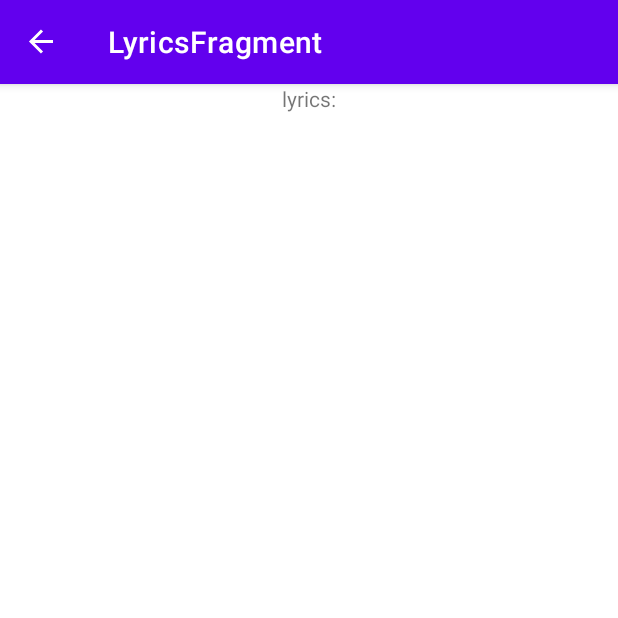
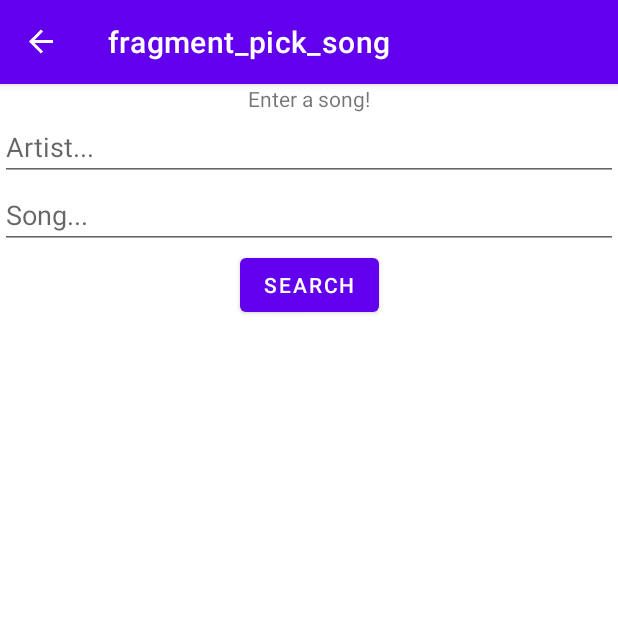
Before and after one commit to yseko789/TranslatedSongs, an Android app: the screen it shows after launch (MainActivity), after a tap on "PICK A SONG", on a phone screen of 412 x 824 dp, the top half of it. Run offline under Robolectric (Android 15) with nearby library versions, the phone set to English and light mode, and no system bars; our stand-ins replace data binding, navigation-ui; 2 statements that could not run were skipped.

Commit message:
Show list of songs based on track name and artist name

```diff
--- a/app/src/main/java/com/yseko/translatedsongs/network/LyricsData.kt
+++ b/app/src/main/java/com/yseko/translatedsongs/network/LyricsData.kt
@@ -18,6 +18,8 @@ data class Lyrics(
     @Json(name="lyrics_id") val lyricsId: String,
     @Json(name="lyrics_body") val lyricsBody: String
 )
+
+
 
 data class ResponseTracks(
     val message: MessageTracks
--- a/app/src/main/java/com/yseko/translatedsongs/network/MusixService.kt
+++ b/app/src/main/java/com/yseko/translatedsongs/network/MusixService.kt
@@ -29,6 +29,7 @@ interface MusixService {
     @GET("track.search")
     suspend fun searchTrack(
         @Query("q_track") qTrack: String,
+        @Query("q_artist") qArtist: String,
         @Query("apikey") apikey: String
     ): ResponseTracks
 }
--- a/app/src/main/java/com/yseko/translatedsongs/overview/LyricsFragment.kt
+++ b/app/src/main/java/com/yseko/translatedsongs/overview/LyricsFragment.kt
@@ -6,15 +6,16 @@ import android.view.LayoutInflater
 import android.view.View
 import android.view.ViewGroup
 import androidx.fragment.app.viewModels
-import com.yseko.translatedsongs.R
+import androidx.navigation.fragment.navArgs
 import com.yseko.translatedsongs.databinding.FragmentLyricsBinding
 
 
 class LyricsFragment : Fragment() {
-    private val viewModel: OverviewViewModel by viewModels()
+    private val viewModel: PickSongViewModel by viewModels()
 
     private var _binding: FragmentLyricsBinding? = null
     private val binding get() = _binding!!
+    private val navigationArgs: LyricsFragmentArgs by navArgs()
 
     /**
      * Inflates the layout with Data Binding, sets its lifecycle owner to the OverviewFragment
@@ -30,6 +31,10 @@ class LyricsFragment : Fragment() {
         return binding.root
     }
 
+    override fun onViewCreated(view: View, savedInstanceState: Bundle?) {
+        super.onViewCreated(view, savedInstanceState)
+
+    }
 
 
 }
--- a/app/src/main/java/com/yseko/translatedsongs/overview/OverviewViewModel.kt
+++ /dev/null
@@ -1,46 +0,0 @@
-package com.yseko.translatedsongs.overview
-
-import androidx.lifecycle.LiveData
-import androidx.lifecycle.MutableLiveData
-import androidx.lifecycle.ViewModel
-import androidx.lifecycle.viewModelScope
-import kotlinx.coroutines.launch
-import com.yseko.translatedsongs.network.MusixApi
-import com.yseko.translatedsongs.network.ResponseLyrics
-import com.yseko.translatedsongs.network.ResponseTracks
-import com.yseko.translatedsongs.network.Track
-import java.lang.Exception
-
-class OverviewViewModel: ViewModel() {
-    private val _status = MutableLiveData<String>()
-    val status: LiveData<String> = _status
-    private val _response = MutableLiveData<ResponseTracks>()
-    val response: LiveData<ResponseTracks> = _response
-
-
-    init{
-        getLyrics()
-    }
-
-    private fun getSongs(){
-
-    }
-
-    private fun getLyrics(){
-        viewModelScope.launch {
-            try{
-//                _response.value = MusixApi.retrofitService.getLyrics("5920049", "6ce318495d8c4889125fdf7c3965c1d9")
-                _response.value = MusixApi.retrofitService.searchTrack("earfquake", "6ce318495d8c4889125fdf7c3965c1d9")
-                _status.value = _response.value!!.message.body.trackList.toString()
-//                _status.value = _response.value!!.message.body.lyrics.lyricsBody.toString()
-            }catch (e: Exception){
-                _status.value = "Failure: ${e.message}"
-            }
-        }
-
-    }
-
-    private fun searchTracks(){
-
-    }
-}
--- a/app/src/main/java/com/yseko/translatedsongs/overview/PickSongFragment.kt
+++ b/app/src/main/java/com/yseko/translatedsongs/overview/PickSongFragment.kt
@@ -1,19 +1,26 @@
 package com.yseko.translatedsongs.overview
 
 import android.os.Bundle
-import android.text.Editable
-import android.text.TextWatcher
 import androidx.fragment.app.Fragment
 import android.view.LayoutInflater
 import android.view.View
 import android.view.ViewGroup
-import com.yseko.translatedsongs.R
+import androidx.fragment.app.viewModels
+import androidx.navigation.fragment.findNavController
+import androidx.recyclerview.widget.LinearLayoutManager
 import com.yseko.translatedsongs.databinding.FragmentPickSongBinding
+import com.yseko.translatedsongs.network.TrackObj
 
 
 class PickSongFragment : Fragment() {
     private var _binding: FragmentPickSongBinding? = null
     private val binding get() = _binding!!
+
+    private val viewModel: PickSongViewModel by viewModels()
+
+    private var artist: String = ""
+    private var track: String = ""
+    private var trackList: List<TrackObj> = emptyList()
 
     override fun onCreateView(
         inflater: LayoutInflater,
@@ -21,24 +28,34 @@ class PickSongFragment : Fragment() {
         savedInstanceState: Bundle?
     ): View? {
         _binding = FragmentPickSongBinding.inflate(inflater, container, false)
+        binding.viewModel = viewModel
+        binding.lifecycleOwner = this
         return binding.root
     }
 
     override fun onViewCreated(view: View, savedInstanceState: Bundle?) {
         super.onViewCreated(view, savedInstanceState)
-//        binding.inputPickSong.addTextChangedListener(object: TextWatcher{
-//            override fun beforeTextChanged(s: CharSequence?, start: Int, count: Int, after: Int) {
-//                TODO("Not yet implemented")
-//            }
-//
-//            override fun onTextChanged(s: CharSequence?, start: Int, before: Int, count: Int) {
-//                TODO("Not yet implemented")
-//            }
-//
-//            override fun afterTextChanged(s: Editable?) {
-//
-//            }
-//        })
+
+        val adapter = TrackListAdapter {
+            val action = PickSongFragmentDirections.actionPickSongFragmentToLyricsFragment(it.track.commonTrackId)
+            this.findNavController().navigate(action)
+        }
+
+        binding.recyclerView.layoutManager = LinearLayoutManager(this.context)
+        binding.recyclerView.adapter = adapter
+
+        binding.searchBtn.setOnClickListener{
+            track = binding.inputPickSong.text.toString()
+            artist = binding.inputPickArtist.text.toString()
+            viewModel.searchTracks(track, artist)
+//            trackList = viewModel.responseTracks.value.message.body.trackList
+//            adapter.notifyDataSetChanged()
+        }
+        viewModel.trackList.observe(this.viewLifecycleOwner){trackObjs->
+            trackObjs.let{
+                adapter.submitList(it)
+            }
+        }
 
 
     }
--- /dev/null
+++ b/app/src/main/java/com/yseko/translatedsongs/overview/PickSongViewModel.kt
@@ -0,0 +1,54 @@
+package com.yseko.translatedsongs.overview
+
+import androidx.lifecycle.LiveData
+import androidx.lifecycle.MutableLiveData
+import androidx.lifecycle.ViewModel
+import androidx.lifecycle.viewModelScope
+import com.yseko.translatedsongs.BuildConfig
+import com.yseko.translatedsongs.network.*
+import kotlinx.coroutines.launch
+import java.lang.Exception
+
+class PickSongViewModel: ViewModel() {
+    private var _output = MutableLiveData<String>()
+    val output: LiveData<String> = _output
+
+
+
+    private var _responseTracks = MutableLiveData<ResponseTracks>()
+    val responseTracks: LiveData<ResponseTracks> = _responseTracks
+
+    private var _responseLyrics = MutableLiveData<ResponseLyrics>()
+    val responseLyrics: LiveData<ResponseLyrics> = _responseLyrics
+
+    private var _trackList = MutableLiveData<List<TrackObj>>()
+    val trackList: LiveData<List<TrackObj>> = _trackList
+
+
+
+
+    //"5920049"
+    fun getLyrics(commonTrackId: String){
+        viewModelScope.launch {
+            try{
+                _responseLyrics.value = MusixApi.retrofitService.getLyrics(commonTrackId, apikey)
+                _output.value = _responseLyrics.value!!.message.body.lyrics.lyricsBody.toString()
+            }catch (e: Exception){
+                _output.value = "Failure: ${e.message}"
+            }
+        }
+
+    }
+
+    fun searchTracks(qTrack: String, qArtist: String){
+        viewModelScope.launch {
+            try{
+                _responseTracks.value = MusixApi.retrofitService.searchTrack(qTrack, qArtist, apikey)
+                _output.value = _responseTracks.value!!.message.body.trackList.toString()
+                _trackList.value = responseTracks.value!!.message.body.trackList
+            }catch (e: Exception){
+                _output.value = "Failure: ${e.message}"
+            }
+        }
+    }
+}
--- a/app/src/main/java/com/yseko/translatedsongs/overview/StartFragment.kt
+++ b/app/src/main/java/com/yseko/translatedsongs/overview/StartFragment.kt
@@ -26,7 +26,7 @@ class StartFragment : Fragment() {
     override fun onViewCreated(view: View, savedInstanceState: Bundle?) {
         super.onViewCreated(view, savedInstanceState)
         binding.buttonPickSong.setOnClickListener{
-            val action = StartFragmentDirections.actionStartFragmentToLyricsFragment()
+            val action = StartFragmentDirections.actionStartFragmentToPickSongFragment()
             this.findNavController().navigate(action)
         }
     }
--- a/app/src/main/res/layout/fragment_lyrics.xml
+++ b/app/src/main/res/layout/fragment_lyrics.xml
@@ -6,7 +6,7 @@
     <data>
         <variable
             name="viewModel"
-            type="com.yseko.translatedsongs.overview.OverviewViewModel" />
+            type="com.yseko.translatedsongs.overview.PickSongViewModel" />
     </data>
 
     <androidx.constraintlayout.widget.ConstraintLayout
@@ -22,7 +22,7 @@
             app:layout_constraintEnd_toEndOf="parent"/>
         <TextView
             android:id="@+id/lyricText"
-            android:text="@{viewModel.status}"
+            android:text="@{viewModel.output}"
             android:layout_width="match_parent"
             android:layout_height="wrap_content"
             app:layout_constraintStart_toStartOf="parent"
--- a/app/src/main/res/layout/fragment_pick_song.xml
+++ b/app/src/main/res/layout/fragment_pick_song.xml
@@ -3,8 +3,11 @@
     xmlns:tools="http://schemas.android.com/tools"
     xmlns:app="http://schemas.android.com/apk/res-auto"
     tools:context=".overview.PickSongFragment">
-
-
+    <data>
+        <variable
+            name="viewModel"
+            type="com.yseko.translatedsongs.overview.PickSongViewModel" />
+    </data>
 
     <androidx.constraintlayout.widget.ConstraintLayout
         android:layout_width="match_parent"
@@ -18,13 +21,46 @@
             app:layout_constraintEnd_toEndOf="parent"
             app:layout_constraintTop_toTopOf="parent"/>
         <EditText
+            android:id="@+id/inputPickArtist"
+            android:layout_width="match_parent"
+            android:layout_height="wrap_content"
+            android:hint="@string/hintPickArtist"
+            android:inputType="text"
+            app:layout_constraintStart_toStartOf="parent"
+            app:layout_constraintEnd_toEndOf="parent"
+            app:layout_constraintTop_toBottomOf="@+id/instructionPickSong"/>
+        <EditText
             android:id="@+id/inputPickSong"
             android:layout_width="match_parent"
             android:layout_height="wrap_content"
             android:hint="@string/hintPickSong"
+            android:inputType="text"
             app:layout_constraintStart_toStartOf="parent"
             app:layout_constraintEnd_toEndOf="parent"
-                app:layout_constraintTop_toBottomOf="@+id/instructionPickSong"/>
+            app:layout_constraintTop_toBottomOf="@+id/inputPickArtist"/>
+        <Button
+            android:id="@+id/searchBtn"
+            android:layout_width="wrap_content"
+            android:layout_height="wrap_content"
+            app:layout_constraintStart_toStartOf="parent"
+            app:layout_constraintEnd_toEndOf="parent"
+            app:layout_constraintTop_toBottomOf="@+id/inputPickSong"
+            android:text="@string/search"/>
+<!--        <TextView-->
+<!--            android:layout_width="match_parent"-->
+<!--            android:layout_height="wrap_content"-->
+<!--            app:layout_constraintStart_toStartOf="parent"-->
+<!--            app:layout_constraintEnd_toEndOf="parent"-->
+<!--            app:layout_constraintTop_toBottomOf="@+id/searchBtn"-->
+<!--            android:text="@{viewModel.output}"/>-->
+        <androidx.recyclerview.widget.RecyclerView
+            android:id="@+id/recyclerView"
+            android:layout_width="match_parent"
+            android:layout_height="wrap_content"
+            app:layout_constraintEnd_toEndOf="parent"
+            app:layout_constraintStart_toStartOf="parent"
+            app:layout_constraintTop_toBottomOf="@+id/searchBtn" />
+
     </androidx.constraintlayout.widget.ConstraintLayout>
 
 
--- a/app/src/main/res/navigation/nav_graph.xml
+++ b/app/src/main/res/navigation/nav_graph.xml
@@ -10,13 +10,26 @@
         android:label="fragment_start"
         tools:layout="@layout/fragment_start" >
         <action
-            android:id="@+id/action_startFragment_to_lyricsFragment"
-            app:destination="@id/lyricsFragment" />
+            android:id="@+id/action_startFragment_to_pickSongFragment"
+            app:destination="@id/pickSongFragment" />
     </fragment>
 
     <fragment
         android:id="@+id/lyricsFragment"
         android:name="com.yseko.translatedsongs.overview.LyricsFragment"
-        android:label="LyricsFragment" />
+        android:label="LyricsFragment" >
+        <argument
+            android:name="commonTrackId"
+            app:argType="string" />
+    </fragment>
+    <fragment
+        android:id="@+id/pickSongFragment"
+        android:name="com.yseko.translatedsongs.overview.PickSongFragment"
+        android:label="fragment_pick_song"
+        tools:layout="@layout/fragment_pick_song" >
+        <action
+            android:id="@+id/action_pickSongFragment_to_lyricsFragment"
+            app:destination="@id/lyricsFragment" />
+    </fragment>
 
 </navigation>
--- a/app/src/main/res/values/strings.xml
+++ b/app/src/main/res/values/strings.xml
@@ -8,4 +8,6 @@
 
     <string name="instructionPickSong">Enter a song!</string>
     <string name="hintPickSong">Song...</string>
+    <string name="hintPickArtist">Artist...</string>
+    <string name="search">Search</string>
 </resources>
--- a/build.gradle
+++ b/build.gradle
@@ -1,4 +1,6 @@
 // Top-level build file where you can add configuration options common to all sub-projects/modules.
+
+
 buildscript {
     dependencies {
         classpath "androidx.navigation:navigation-safe-args-gradle-plugin:2.4.2"
```
Also changed, not shown: gradle.properties (line endings or trailing spaces). Lines whose indentation alone changed are shown as unchanged.
